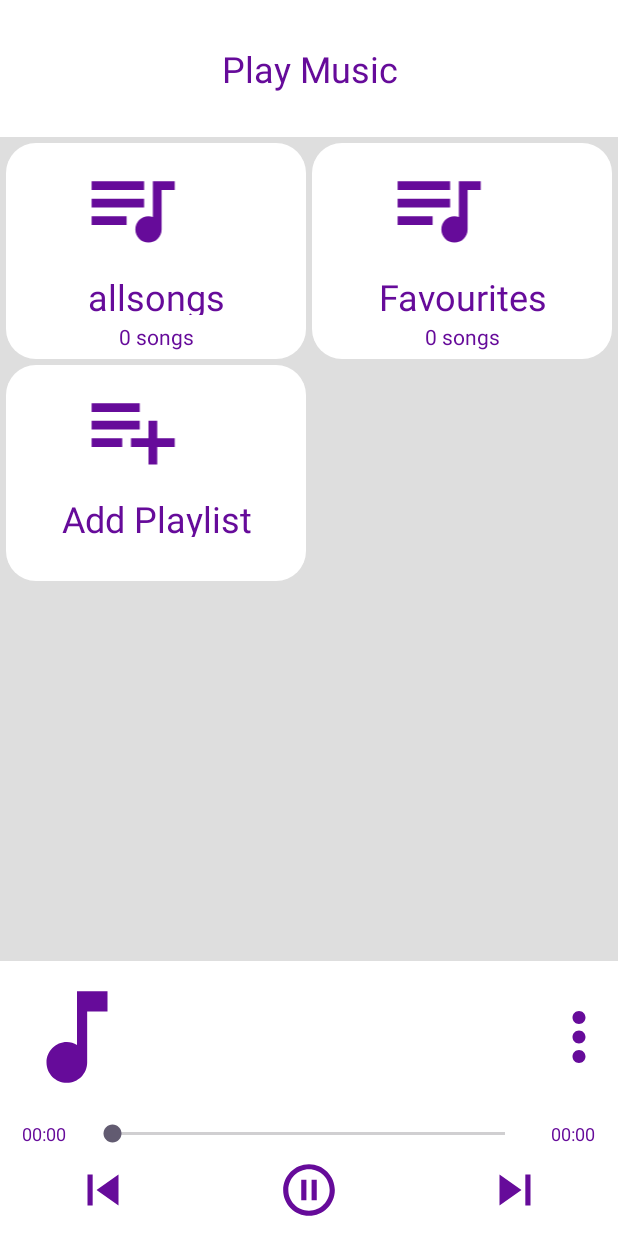
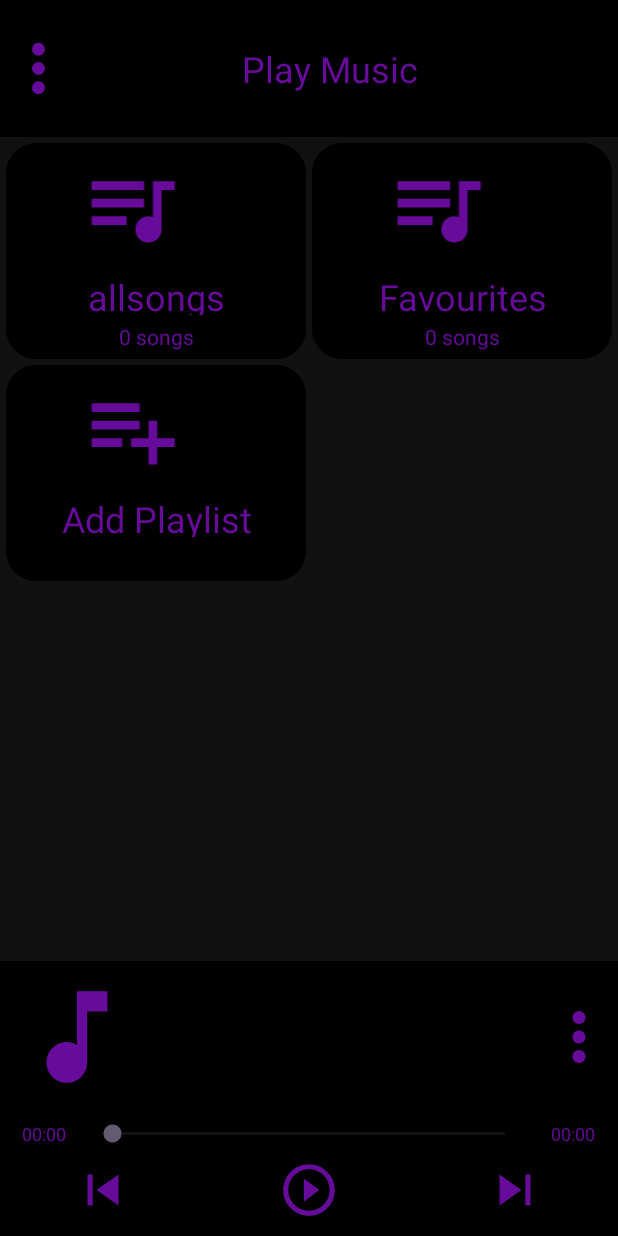
Before and after one commit to Daniel-Macharia/Mp3Player, an Android app: the screen it shows after launch (MainActivity), after a tap on an icon or button, on a phone screen of 412 x 824 dp. Run offline under Robolectric (Android 15) with nearby library versions, the phone set to English and light mode, and no system bars.

Commit message:
Restructure app
Did modularization of the player. removed most of the static methods and variables from the CubeMusicPlayer class.
Only the PlayerService class owns an instance of the CubeMusic player class.
Aim to restrict all calls to CubeMusicPlayer via the PlayerService service.

```diff
--- a/app/src/main/java/com/example/mp3player/MainActivity.java
+++ b/app/src/main/java/com/example/mp3player/MainActivity.java
@@ -65,7 +65,7 @@ public class MainActivity extends AppCompatActivity {
 
     private TableLayout listTable;
     private static Context context;
-    public static PlayMusicThread player;
+    //public static PlayMusicThread player;
 
     private PlaylistItemsAdapter adapter;
 
@@ -74,10 +74,10 @@ public class MainActivity extends AppCompatActivity {
         super.onCreate(savedInstanceState);
         setContentView(R.layout.activity_main);
 
-        CubeMusicPlayer.thisContext = this;//init the players context
+        //CubeMusicPlayer.thisContext = this;//init the players context
         context = this;
 
-        player = new PlayMusicThread( new Handler( Looper.getMainLooper() ), getApplicationContext(), "allsongs");
+        //player = new PlayMusicThread( new Handler( Looper.getMainLooper() ), getApplicationContext(), "allsongs");
 
         requestFileReadAndWritePermission();
 
@@ -119,7 +119,7 @@ public class MainActivity extends AppCompatActivity {
             @Override
             public void onClick(View view) {
                 try {
-                    moreMenus(view, new musicItem(CubeMusicPlayer.musicItems.get( CubeMusicPlayer.currentSongIndex )) );
+                    //moreMenus(view, new musicItem(CubeMusicPlayer.musicItems.get( CubeMusicPlayer.currentSongIndex )) );
                 }catch( Exception e )
                 {
                     Toast.makeText(MainActivity.this, "Error: " + e, Toast.LENGTH_SHORT).show();
@@ -255,7 +255,7 @@ public class MainActivity extends AppCompatActivity {
 
     public static void setTitle( String s)
     {
-        title.setText(CubeMusicPlayer.currentSongTitle);
+        //title.setText(CubeMusicPlayer.currentSongTitle);
     }
 
     public void loadAllSongs(View view)
@@ -278,24 +278,11 @@ public class MainActivity extends AppCompatActivity {
             last = p.getLastPlayed();
             p.close();
 
-            songsInPlayLists s = new songsInPlayLists( getApplicationContext() );
-            s.open();
-            if( last[0] == null )
+            if( last[0] == null)
             {
-                //load all songs
-                CubeMusicPlayer.musicItems = s.getSongsInList("allsongs");
-                s.close();
+                title.setText("Unknown");
             }
-            else
-            {
-                //load from last playlist
-                CubeMusicPlayer.musicItems = s.getSongsInList(last[0]);
-                s.close();
-            }
-
-            //CubeMusicPlayer.queryAudio();
-
-            //title.setText( CubeMusicPlayer.musicItems.get(0).getName() );
+            title.setText( last[1] );
         }catch ( Exception e )
         {
             Toast.makeText(getApplicationContext(), "Error: " + e, Toast.LENGTH_SHORT).show();
@@ -313,8 +300,8 @@ public class MainActivity extends AppCompatActivity {
     {
         try {
 
-            int index = ( CubeMusicPlayer.currentSongIndex - 1 < 0 ) ? (CubeMusicPlayer.musicItems.size() - 1) : ( CubeMusicPlayer.currentSongIndex - 1 );
-            player.play( true, index );
+            //int index = ( CubeMusicPlayer.currentSongIndex - 1 < 0 ) ? (CubeMusicPlayer.musicItems.size() - 1) : ( CubeMusicPlayer.currentSongIndex - 1 );
+            //player.play( true, index );
 
         }catch ( Exception e )
         {
@@ -326,8 +313,8 @@ public class MainActivity extends AppCompatActivity {
     {
         try {
 
-            int index = ( CubeMusicPlayer.currentSongIndex + 1 == CubeMusicPlayer.musicItems.size() ) ? 0 : ( CubeMusicPlayer.currentSongIndex + 1 );
-            player.play( true, index );
+            //int index = ( CubeMusicPlayer.currentSongIndex + 1 == CubeMusicPlayer.musicItems.size() ) ? 0 : ( CubeMusicPlayer.currentSongIndex + 1 );
+            //player.play( true, index );
 
         }catch( Exception e )
         {
@@ -338,7 +325,7 @@ public class MainActivity extends AppCompatActivity {
 
     public static void handlePlayAction(Context context)
     {
-        try {
+        /*try {
 
             if(CubeMusicPlayer.player.isPlaying() )
             {
@@ -370,7 +357,7 @@ public class MainActivity extends AppCompatActivity {
         catch( Exception e )
         {
             Toast.makeText( context, "Error: " + e, Toast.LENGTH_SHORT).show();
-        }
+        } */
     }
 
     @Override
@@ -384,11 +371,11 @@ public class MainActivity extends AppCompatActivity {
 
     public static void saveLastPlayedSongDetails( Context context)
     {
-        LastPlayed p = new LastPlayed( context );
+        /*LastPlayed p = new LastPlayed( context );
         p.open();
         p.addLastPlayed( new String( CubeMusicPlayer.currentPlayList ),
                 new String( CubeMusicPlayer.musicItems.get( CubeMusicPlayer.currentSongIndex ).getName()),
                 new String( CubeMusicPlayer.musicItems.get( CubeMusicPlayer.currentSongIndex).getData()));
-        p.close();
+        p.close(); */
     }
 }
--- a/app/src/main/java/com/example/mp3player/PlaylistItemsAdapter.java
+++ b/app/src/main/java/com/example/mp3player/PlaylistItemsAdapter.java
@@ -110,8 +110,14 @@ public class PlaylistItemsAdapter extends BaseAdapter {
                 });
             }else if( currentId == all.getListId() )
             {
+                int number = 0;
+                playLists p = new playLists(getContext());
+                p.open();
+                number = p.getNumberOfSongsInList("allsongs");
+                p.close();
+
                 image.setImageResource( R.drawable.baseline_queue_music_24);
-                num.setText( allSongs.all_songs_in_device + " songs");
+                num.setText( number + " songs");
                 moreView.setVisibility(View.INVISIBLE);
                 currentView.setOnClickListener(new View.OnClickListener() {
                     @Override
--- a/app/src/main/res/layout/activity_main.xml
+++ b/app/src/main/res/layout/activity_main.xml
@@ -5,27 +5,41 @@
     android:layout_width="match_parent"
     android:layout_height="match_parent"
     tools:context=".MainActivity"
-    android:background="@color/white"
+    android:background="@color/black"
     android:orientation="vertical"
     >
 
-    <TextView
+    <LinearLayout
         android:layout_width="match_parent"
         android:layout_height="0dp"
         android:layout_weight="1"
-        android:text="Play Music"
-        android:textSize="24sp"
-        android:textColor="@color/purple2"
-        android:background="@color/white"
-        android:gravity="center"
-        />
+        android:orientation="horizontal"
+        >
+        <ImageView
+            android:layout_width="0dp"
+            android:layout_height="match_parent"
+            android:layout_weight="1"
+            android:src="@drawable/more"
+            />
+        <TextView
+            android:layout_width="0dp"
+            android:layout_height="match_parent"
+            android:layout_weight="7"
+            android:text="Play Music"
+            android:textSize="24sp"
+            android:textColor="@color/purple2"
+            android:background="@color/black"
+            android:gravity="center"
+            android:paddingEnd="24dp"
+            />
+    </LinearLayout>
 
     <GridView
         android:id="@+id/playlists_list"
         android:layout_width="match_parent"
         android:layout_height="0dp"
         android:layout_weight="6"
-        android:background="@color/cream"
+        android:background="@color/darkGrey"
         android:numColumns="2"
         android:verticalSpacing="4dp"
         android:horizontalSpacing="4dp"
--- a/app/src/main/res/layout/all_songs.xml
+++ b/app/src/main/res/layout/all_songs.xml
@@ -5,7 +5,7 @@
     xmlns:tools="http://schemas.android.com/tools"
     tools:context=".allSongs"
     android:orientation="vertical"
-    android:background="@color/cream"
+    android:background="@color/darkGrey"
     >
 
     <TextView
@@ -16,14 +16,14 @@
         android:text="All Songs"
         android:textColor="@color/purple2"
         android:gravity="center"
-        android:background="@color/white"
+        android:background="@color/black"
         />
     <ListView
         android:id="@+id/musicList"
         android:layout_width="match_parent"
         android:layout_height="0dp"
         android:layout_weight="7"
-        android:divider="@color/cream"
+        android:divider="@color/darkGrey"
         android:dividerHeight="2dp"
         android:padding="4dp"
         />
--- a/app/src/main/res/layout/music_items.xml
+++ b/app/src/main/res/layout/music_items.xml
@@ -4,7 +4,7 @@
     android:layout_height="wrap_content"
     android:orientation="horizontal"
     android:background="@drawable/background_rounded_corners"
-    android:backgroundTint="@color/white"
+    android:backgroundTint="@color/black"
     >
 
     <ImageView
@@ -20,7 +20,7 @@
         android:id="@+id/musicItem"
         android:layout_width="0dp"
         android:layout_weight="5"
-        android:textColor="@color/black"
+        android:textColor="@color/purple2"
         android:textSize="16sp"
         android:layout_height="96dp"
         android:paddingTop="5dp"
--- a/app/src/main/res/layout/other_playlist_layout.xml
+++ b/app/src/main/res/layout/other_playlist_layout.xml
@@ -4,7 +4,7 @@
     android:layout_height="match_parent"
     xmlns:tools="http://schemas.android.com/tools"
     tools:context=".OtherPlaylistLayoutClass"
-    android:background="@color/cream"
+    android:background="@color/darkGrey"
     android:orientation="vertical"
     >
 
@@ -17,7 +17,7 @@
         android:textSize="24sp"
         android:textColor="@color/purple2"
         android:gravity="center"
-        android:background="@color/white"
+        android:background="@color/black"
         />
 
     <ListView
@@ -26,7 +26,7 @@
         android:layout_height="0dp"
         android:layout_weight="7"
         android:dividerHeight="2dp"
-        android:divider="@color/cream"
+        android:divider="@color/darkGrey"
         android:padding="4dp"
         />
 
--- a/app/src/main/res/layout/playlists.xml
+++ b/app/src/main/res/layout/playlists.xml
@@ -4,7 +4,7 @@
     android:layout_height="144dp"
     android:orientation="vertical"
     android:background="@drawable/background_rounded_corners"
-    android:backgroundTint="@color/white"
+    android:backgroundTint="@color/black"
     >
 
     <LinearLayout
--- a/app/src/main/res/values/colors.xml
+++ b/app/src/main/res/values/colors.xml
@@ -8,5 +8,6 @@
     <color name="DarkBlue">#FF335599</color>
     <color name="purple">#AD80FF</color>
     <color name="purple2">#660B9A</color>
+    <color name="darkGrey">#111111</color>
 
 </resources>
```
Also changed, not shown: app/src/main/java/com/example/mp3player/CubeMusicPlayer.java (+132 -53 lines), app/src/main/java/com/example/mp3player/LastPlayed.java (+9 -0 lines), app/src/main/java/com/example/mp3player/OtherPlaylistLayoutClass.java (+17 -8 lines), app/src/main/java/com/example/mp3player/PlayerService.java (+61 -38 lines), app/src/main/java/com/example/mp3player/allSongs.java (+22 -8 lines), app/src/main/java/com/example/mp3player/currentSong.java (+29 -29 lines), app/src/main/java/com/example/mp3player/musicItemAdapter.java (+19 -5 lines), app/src/main/java/com/example/mp3player/playLists.java (+25 -2 lines).
